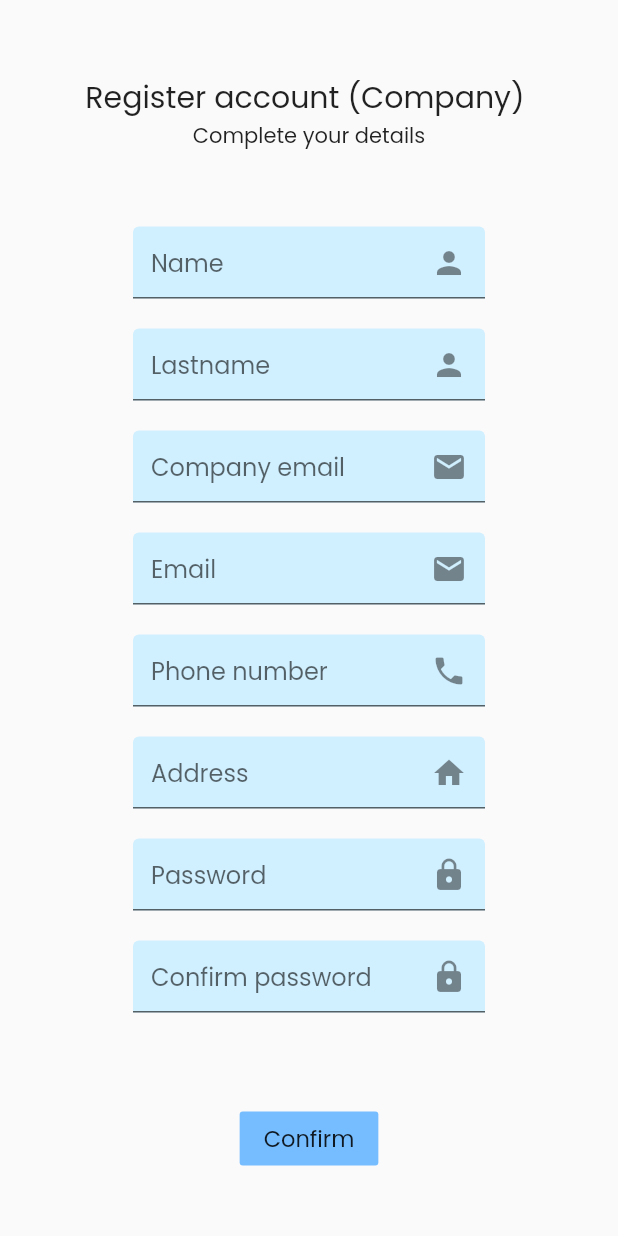
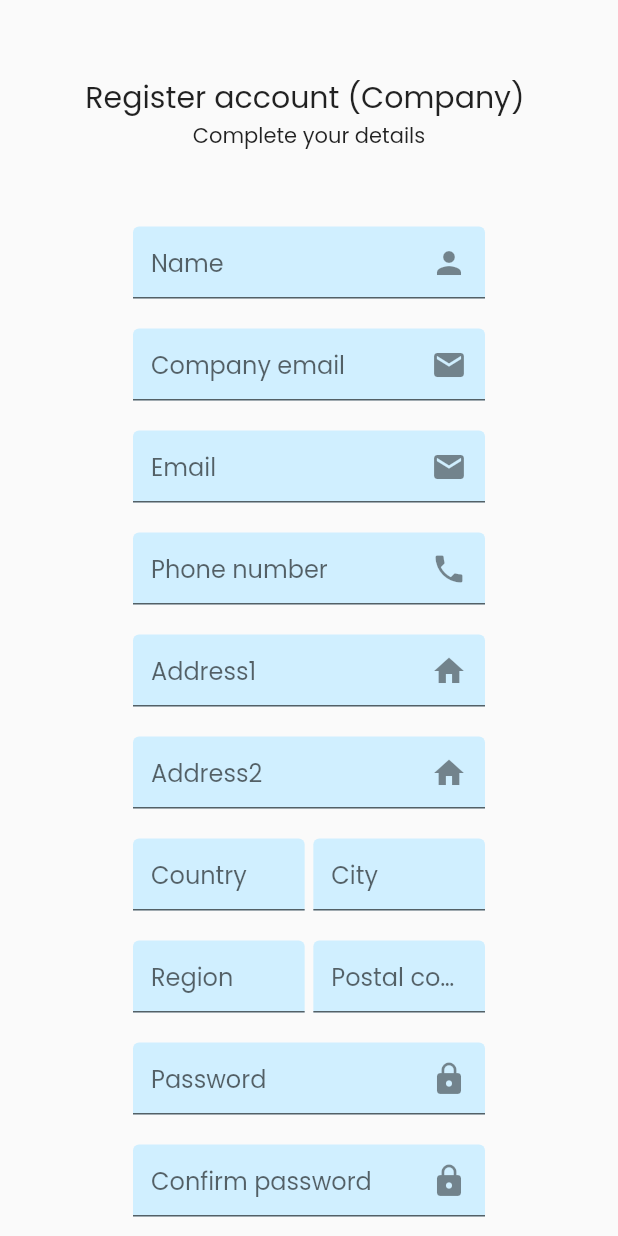
Before and after one commit to bbestbt/DivingTripAgency, a Flutter app: the SingupCompanyScreen screen opened directly, on a phone screen of 412 x 824 dp. Run offline on Flutter 3.47's test engine with Material 2 defaults, Android fonts, the phone set to English and light mode, and no system bars; our stand-ins replace flutter_svg, get, image_picker.

Commit message:
edit address and remove lastname in company form + add nautilus

```diff
--- a/lib/main.dart
+++ b/lib/main.dart
@@ -28,8 +28,8 @@ class MyApp extends StatelessWidget {
         fontFamily: 'Poppins'
       ),
       //home: LoginScreen(),
-    // home:CreateTrip()
-     home: MainScreen(), //Original
+     home:SingupCompanyScreen()
+   //  home: MainScreen(), //Original
     );
   }
 }
--- a/lib/screens.dart/signup/company/company_form.dart
+++ b/lib/screens.dart/signup/company/company_form.dart
@@ -10,25 +10,35 @@ class SignupCompanyForm extends StatefulWidget {
 
 class _SignupCompanyFormState extends State<SignupCompanyForm> {
   String name;
-  String lastname;
+  // String lastname;
   String companyEmail;
   String email;
   String phoneNumber;
   String address;
   String password;
   String confirmPassword;
+  String address2;
+  String postalCode;
+  String country;
+  String region;
+  String city;
   //doc
   //img
   File _image;
   final List<String> errors = [];
   final TextEditingController _controllerName = TextEditingController();
-  final TextEditingController _controllerLastname = TextEditingController();
+  // final TextEditingController _controllerLastname = TextEditingController();
   final TextEditingController _controllerPassword = TextEditingController();
   final TextEditingController _controllerEmail = TextEditingController();
   final TextEditingController _controllerCompanyemail = TextEditingController();
   final TextEditingController _controllerAddress = TextEditingController();
   final TextEditingController _controllerPhone = TextEditingController();
   final TextEditingController _controllerConfirm = TextEditingController();
+  final TextEditingController _controllerAddress2 = TextEditingController();
+  final TextEditingController _controllerPostalcode = TextEditingController();
+  final TextEditingController _controllerCountry = TextEditingController();
+  final TextEditingController _controllerRegion = TextEditingController();
+  final TextEditingController _controllerCity = TextEditingController();
 
   // Future getImage() async{
   //   var image = await ImagePicker.pickImage(source: ImageSource.camera);
@@ -60,8 +70,8 @@ class _SignupCompanyFormState extends State<SignupCompanyForm> {
         child: Column(children: [
           buildNameFormField(),
           SizedBox(height: 20),
-          buildLastnameFormField(),
-          SizedBox(height: 20),
+          // buildLastnameFormField(),
+          // SizedBox(height: 20),
           buildCompanyEmailFormField(),
           SizedBox(height: 20),
           buildEmailFormField(),
@@ -69,6 +79,35 @@ class _SignupCompanyFormState extends State<SignupCompanyForm> {
           buildPhoneNumberFormField(),
           SizedBox(height: 20),
           buildAddressFormField(),
+          SizedBox(height: 20),
+          buildAddress2FormField(),
+          SizedBox(height: 20),
+          Row(
+            children: [
+              Container(
+                  width: MediaQuery.of(context).size.width / 3.6,
+                  child: buildCountryFormField()),
+              Spacer(),
+              // Spacer(flex: 1,),
+              Container(
+                  width: MediaQuery.of(context).size.width / 3.6,
+                  child: buildCityFormField()),
+            ],
+          ),
+
+          SizedBox(height: 20),
+          Row(
+            children: [
+              Container(
+                  width: MediaQuery.of(context).size.width / 3.6,
+                  child: buildRegionFormField()),
+              Spacer(),
+              Container(
+                  width: MediaQuery.of(context).size.width / 3.6,
+                  child: buildPostalCodeFormField()),
+            ],
+          ),
+
           SizedBox(height: 20),
           buildPasswordFormField(),
           SizedBox(height: 20),
@@ -121,33 +160,33 @@ class _SignupCompanyFormState extends State<SignupCompanyForm> {
     );
   }
 
-  TextFormField buildLastnameFormField() {
-    return TextFormField(
-      controller: _controllerLastname,
-      cursorColor: Color(0xFF6F35A5),
-      keyboardType: TextInputType.name,
-      onSaved: (newValue) => lastname = newValue,
-      onChanged: (value) {
-        if (value.isNotEmpty) {
-          removeError(error: "Please Enter your lastname");
-        }
-        return null;
-      },
-      validator: (value) {
-        if (value.isEmpty) {
-          addError(error: "Please Enter your lastname");
-          return "";
-        }
-        return null;
-      },
-      decoration: InputDecoration(
-          hintText: "Lastname",
-          filled: true,
-          fillColor: Color(0xFFFd0efff),
-          floatingLabelBehavior: FloatingLabelBehavior.always,
-          suffixIcon: Icon(Icons.person)),
-    );
-  }
+  // TextFormField buildLastnameFormField() {
+  //   return TextFormField(
+  //     controller: _controllerLastname,
+  //     cursorColor: Color(0xFF6F35A5),
+  //     keyboardType: TextInputType.name,
+  //     onSaved: (newValue) => lastname = newValue,
+  //     onChanged: (value) {
+  //       if (value.isNotEmpty) {
+  //         removeError(error: "Please Enter your lastname");
+  //       }
+  //       return null;
+  //     },
+  //     validator: (value) {
+  //       if (value.isEmpty) {
+  //         addError(error: "Please Enter your lastname");
+  //         return "";
+  //       }
+  //       return null;
+  //     },
+  //     decoration: InputDecoration(
+  //         hintText: "Lastname",
+  //         filled: true,
+  //         fillColor: Color(0xFFFd0efff),
+  //         floatingLabelBehavior: FloatingLabelBehavior.always,
+  //         suffixIcon: Icon(Icons.person)),
+  //   );
+  // }
 
   TextFormField buildAddressFormField() {
     return TextFormField(
@@ -168,7 +207,7 @@ class _SignupCompanyFormState extends State<SignupCompanyForm> {
         return null;
       },
       decoration: InputDecoration(
-          hintText: "Address",
+          hintText: "Address1",
           filled: true,
           fillColor: Color(0xFFFd0efff),
           floatingLabelBehavior: FloatingLabelBehavior.always,
@@ -348,4 +387,139 @@ class _SignupCompanyFormState extends State<SignupCompanyForm> {
       ),
     );
   }
+
+  TextFormField buildAddress2FormField() {
+    return TextFormField(
+      controller: _controllerAddress2,
+      cursorColor: Color(0xFF6F35A5),
+      onSaved: (newValue) => address2 = newValue,
+      onChanged: (value) {
+        if (value.isNotEmpty) {
+          removeError(error: "Please Enter your address");
+        }
+        return null;
+      },
+      validator: (value) {
+        if (value.isEmpty) {
+          addError(error: "Please Enter your address");
+          return "";
+        }
+        return null;
+      },
+      decoration: InputDecoration(
+          hintText: "Address2",
+          filled: true,
+          fillColor: Color(0xFFFd0efff),
+          floatingLabelBehavior: FloatingLabelBehavior.always,
+          suffixIcon: Icon(Icons.home)),
+    );
+  }
+
+  TextFormField buildCountryFormField() {
+    return TextFormField(
+      controller: _controllerCountry,
+      cursorColor: Color(0xFF6F35A5),
+      onSaved: (newValue) => country = newValue,
+      onChanged: (value) {
+        if (value.isNotEmpty) {
+          removeError(error: "Please Enter country");
+        }
+        return null;
+      },
+      validator: (value) {
+        if (value.isEmpty) {
+          addError(error: "Please Enter country");
+          return "";
+        }
+        return null;
+      },
+      decoration: InputDecoration(
+        hintText: "Country",
+        filled: true,
+        fillColor: Color(0xFFFd0efff),
+        floatingLabelBehavior: FloatingLabelBehavior.always,
+      ),
+    );
+  }
+
+  TextFormField buildCityFormField() {
+    return TextFormField(
+      controller: _controllerCity,
+      cursorColor: Color(0xFF6F35A5),
+      onSaved: (newValue) => city = newValue,
+      onChanged: (value) {
+        if (value.isNotEmpty) {
+          removeError(error: "Please Enter city");
+        }
+        return null;
+      },
+      validator: (value) {
+        if (value.isEmpty) {
+          addError(error: "Please Enter city");
+          return "";
+        }
+        return null;
+      },
+      decoration: InputDecoration(
+        hintText: "City",
+        filled: true,
+        fillColor: Color(0xFFFd0efff),
+        floatingLabelBehavior: FloatingLabelBehavior.always,
+      ),
+    );
+  }
+
+  TextFormField buildRegionFormField() {
+    return TextFormField(
+      controller: _controllerRegion,
+      cursorColor: Color(0xFF6F35A5),
+      onSaved: (newValue) => region = newValue,
+      onChanged: (value) {
+        if (value.isNotEmpty) {
+          removeError(error: "Please Enter region");
+        }
+        return null;
+      },
+      validator: (value) {
+        if (value.isEmpty) {
+          addError(error: "Please Enter region");
+          return "";
+        }
+        return null;
+      },
+      decoration: InputDecoration(
+        hintText: "Region",
+        filled: true,
+        fillColor: Color(0xFFFd0efff),
+        floatingLabelBehavior: FloatingLabelBehavior.always,
+      ),
+    );
+  }
+
+  TextFormField buildPostalCodeFormField() {
+    return TextFormField(
+      controller: _controllerPostalcode,
+      cursorColor: Color(0xFF6F35A5),
+      onSaved: (newValue) => postalCode = newValue,
+      onChanged: (value) {
+        if (value.isNotEmpty) {
+          removeError(error: "Please Enter postal code");
+        }
+        return null;
+      },
+      validator: (value) {
+        if (value.isEmpty) {
+          addError(error: "Please Enter postal code");
+          return "";
+        }
+        return null;
+      },
+      decoration: InputDecoration(
+        hintText: "Postal code",
+        filled: true,
+        fillColor: Color(0xFFFd0efff),
+        floatingLabelBehavior: FloatingLabelBehavior.always,
+      ),
+    );
+  }
 }
--- a/lib/screens.dart/signup/company/divermaster_form.dart
+++ b/lib/screens.dart/signup/company/divermaster_form.dart
@@ -1,5 +1,5 @@
 import 'package:flutter/material.dart';
-
+//add card
 class DiveMasterForm extends StatefulWidget {
   @override
   _DiveMasterFormState createState() => _DiveMasterFormState();
--- a/lib/screens.dart/signup/diver/diver_form.dart
+++ b/lib/screens.dart/signup/diver/diver_form.dart
@@ -1,6 +1,6 @@
 import 'package:diving_trip_agency/screens.dart/signup/diver/levelDropdown.dart';
 import 'package:flutter/material.dart';
-
+//add card
 class SignupDiverForm extends StatefulWidget {
   @override
   _SignupDiverFormState createState() => _SignupDiverFormState();
--- a/pubspec.yaml
+++ b/pubspec.yaml
@@ -32,6 +32,7 @@ dependencies:
 
   flutter_svg: ^0.19.3
   get: ^3.26.0
+  grpc: ^3.0.2
 
 dev_dependencies:
   flutter_test:
```
Also changed, not shown: pubspec.lock.
